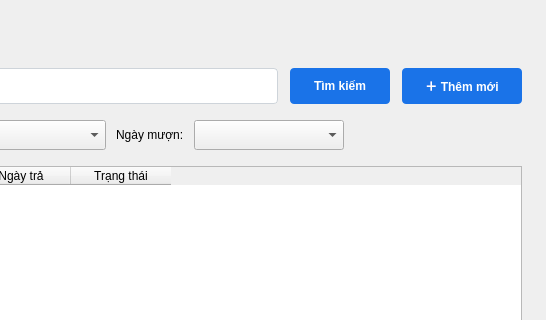
Above: view/screen_loans.ui from phuongphuong5110-create/library-app before the change; both pictures show x 454 to 1000 and y 0 to 320 of the 1000 by 700 pixel window. Below: the same form after it.
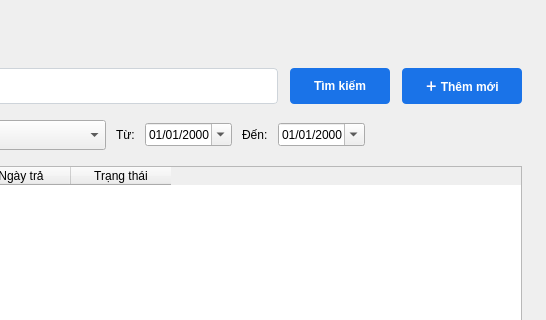
That is the form after the change.

Patch:
```diff
--- a/view/screen_loans.ui
+++ b/view/screen_loans.ui
@@ -201,17 +201,34 @@
      <item>
       <widget class="QLabel" name="label_4">
        <property name="text">
-        <string>Ngày mượn:</string>
+        <string>Từ:</string>
        </property>
       </widget>
      </item>
      <item>
-      <widget class="QComboBox" name="combo_filter_date">
-       <property name="minimumSize">
-        <size>
-         <width>150</width>
-         <height>30</height>
-        </size>
+      <widget class="QDateEdit" name="date_from">
+       <property name="calendarPopup">
+        <bool>true</bool>
+       </property>
+       <property name="displayFormat">
+        <string>dd/MM/yyyy</string>
+       </property>
+      </widget>
+     </item>
+     <item>
+      <widget class="QLabel" name="label_to">
+       <property name="text">
+        <string>Đến:</string>
+       </property>
+      </widget>
+     </item>
+     <item>
+      <widget class="QDateEdit" name="date_to">
+       <property name="calendarPopup">
+        <bool>true</bool>
+       </property>
+       <property name="displayFormat">
+        <string>dd/MM/yyyy</string>
        </property>
       </widget>
      </item>
```
Left out of the diff: 7 changed lines with no effect on the pictures.
